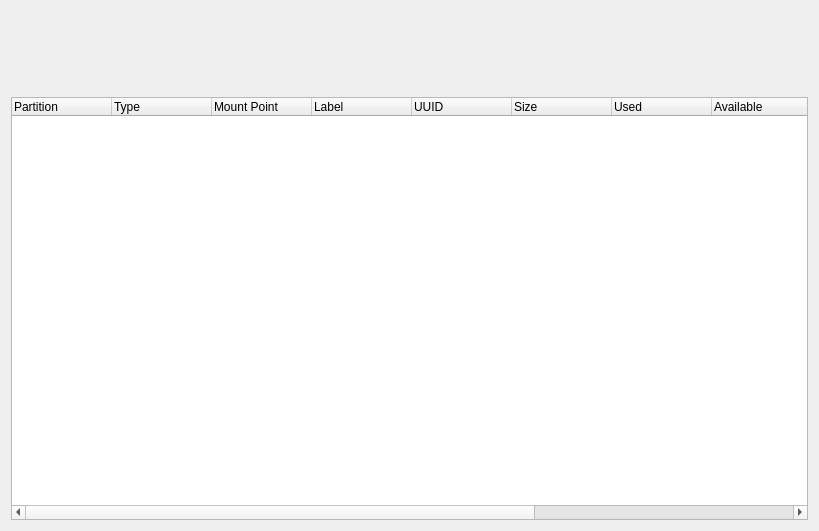
Before: the Qt Designer form src/gui/partitionmanagerwidgetbase.ui in KDE/partitionmanager, drawn with Qt 5.
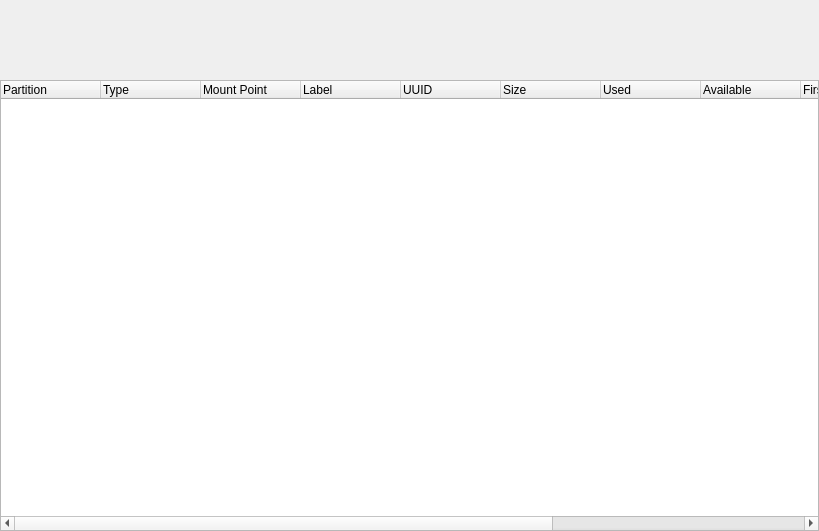
After: the same form once the commit is applied. Custom widgets are drawn as their Qt base class.

Commit message: Set borderwidth and borderheight to zero for parttablewidget.h Set the margin of partitionmanagerwidgetbase to zero. And reduced the fixed height from 80 to 74, to account for the change above.

```diff
--- a/src/gui/partitionmanagerwidgetbase.ui
+++ b/src/gui/partitionmanagerwidgetbase.ui
@@ -14,6 +14,9 @@
    <string comment="@title:window">KDE Partition Manager</string>
   </property>
   <layout class="QVBoxLayout" name="verticalLayout">
+   <property name="margin">
+    <number>0</number>
+   </property>
    <item>
     <widget class="PartTableWidget" name="m_PartTableWidget" native="true">
      <property name="sizePolicy">
@@ -25,13 +28,13 @@
      <property name="minimumSize">
       <size>
        <width>0</width>
-       <height>80</height>
+       <height>74</height>
       </size>
      </property>
      <property name="maximumSize">
       <size>
        <width>16777215</width>
-       <height>80</height>
+       <height>74</height>
       </size>
      </property>
      <property name="contextMenuPolicy">
```
The commit also changes 1 other file.
